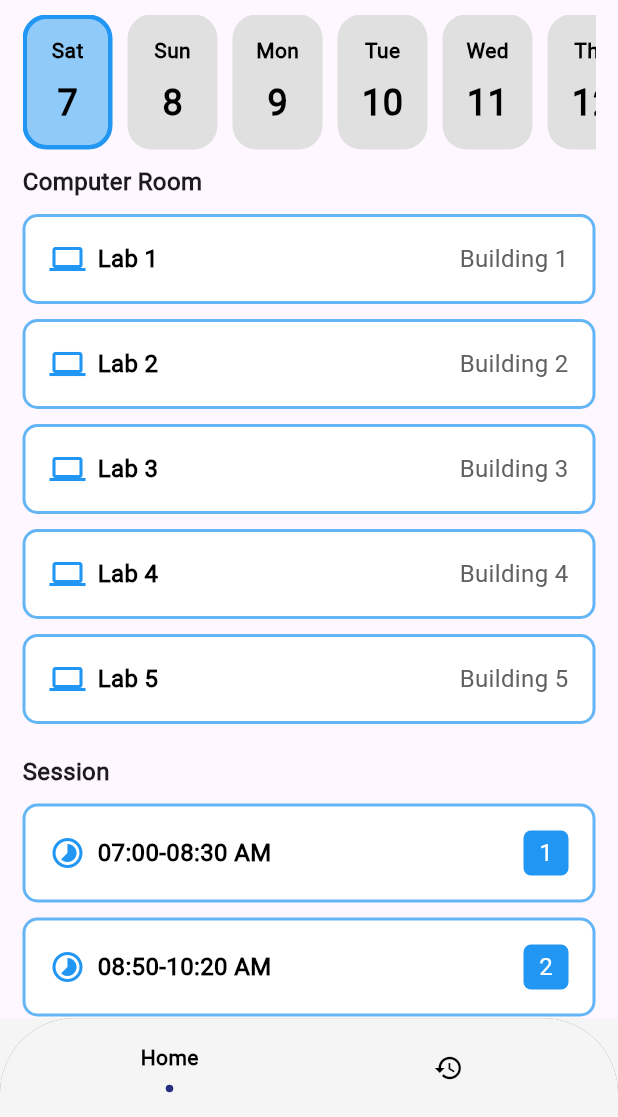
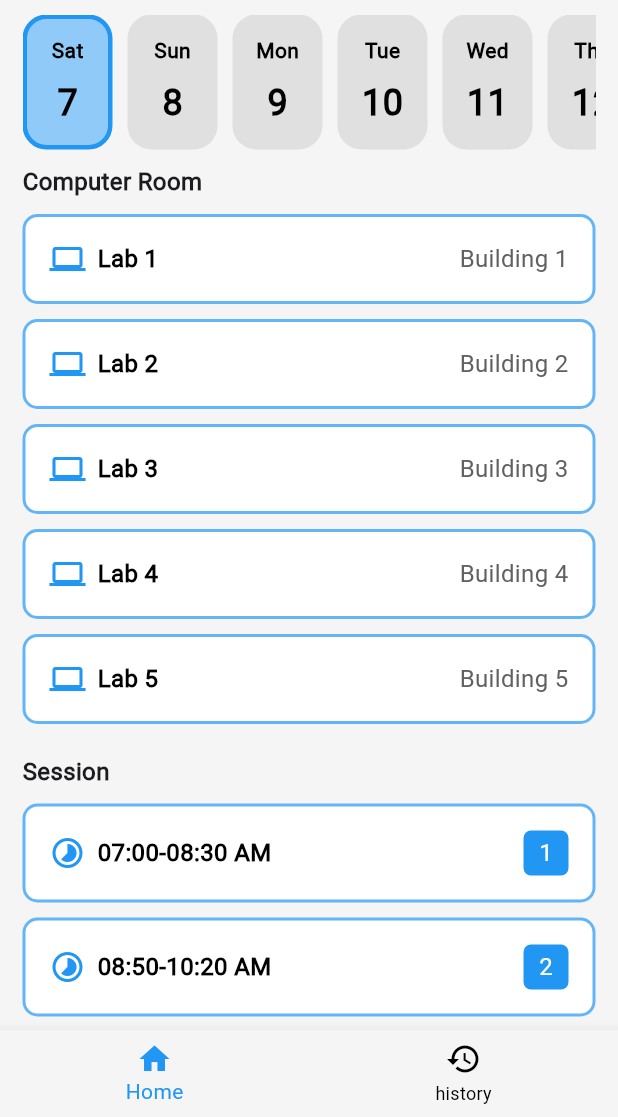
Before and after one commit to Vean-Vong/lab_request2, a Flutter app: the screen it shows after launch, on a phone screen of 412 x 824 dp, the part 119-1236 px from its top. Run offline on Flutter 3.47's test engine with Material 3 defaults, Android fonts, the phone set to English and light mode, and no system bars; drawn by our look-alikes of flashy_tab_bar2; our stand-ins replace get.

Commit message:
update the color & bottom nav

```diff
--- a/lib/views/components/navigattion.dart
+++ b/lib/views/components/navigattion.dart
@@ -1,5 +1,4 @@
 import 'package:flutter/material.dart';
-import 'package:flashy_tab_bar2/flashy_tab_bar2.dart';
 import 'package:get/get.dart';
 
 import '../screens/home_screen.dart';
@@ -22,11 +21,10 @@ class _NavigationState extends State<Navigation> {
 
   @override
   Widget build(BuildContext context) {
-    double screenHeight = MediaQuery.of(context).size.height;
-
     return Scaffold(
       backgroundColor: Colors.grey[100],
-      body: PageView(
+      body: SafeArea(
+        child: PageView(
           controller: _pageController,
           onPageChanged: (index) {
             setState(() {
@@ -38,40 +36,31 @@ class _NavigationState extends State<Navigation> {
             RequestHistory(),
           ],
         ),
-      bottomNavigationBar: ClipRRect(
-        borderRadius: BorderRadius.only(
-          topLeft: Radius.circular(50.0),
-          topRight: Radius.circular(50.0),
       ),
-        child: Container(
-          height: screenHeight * 0.08,
-          decoration: BoxDecoration(
-            color: Colors.black38,
-          ),
-          child: FlashyTabBar(
-            backgroundColor: Colors.grey[100],
-            selectedIndex: _selectedIndex,
-            showElevation: true,
-            onItemSelected: (index) {
+      bottomNavigationBar: BottomNavigationBar(
+        currentIndex: _selectedIndex,
+        onTap: (index) {
           setState(() {
             _selectedIndex = index;
             _pageController.jumpToPage(index);
           });
         },
         items: [
-              FlashyTabBarItem(
-                icon: Icon(Icons.home, color: Colors.black),
-                title:
-                    Text('home_page'.tr, style: TextStyle(color: Colors.black)),
+          BottomNavigationBarItem(
+            icon: Icon(Icons.home),
+            label: 'home_page'.tr,
           ),
-              FlashyTabBarItem(
-                icon: Icon(Icons.history, color: Colors.black),
-                title:
-                    Text('histroy'.tr, style: TextStyle(color: Colors.black)),
+          BottomNavigationBarItem(
+            icon: Icon(Icons.history),
+            label: 'history'.tr,
           ),
         ],
-          ),
-        ),
+        backgroundColor: Colors.grey[100],
+        selectedItemColor: Colors.blue,
+        unselectedItemColor: Colors.black,
+        showSelectedLabels: true,
+        showUnselectedLabels: true,
+        type: BottomNavigationBarType.fixed,
       ),
     );
   }
--- a/lib/views/screens/home_screen.dart
+++ b/lib/views/screens/home_screen.dart
@@ -30,6 +30,7 @@ class _HomeScreenState extends State<HomeScreen> {
             _scaffoldKey.currentState?.openDrawer();
           },
         ),
+        backgroundColor: Colors.grey[100],
         actions: [
           IconButton(
             onPressed: () {
@@ -41,6 +42,7 @@ class _HomeScreenState extends State<HomeScreen> {
       ),
       // Drawer
       drawer: const CustomDrawer(),
+      backgroundColor: Colors.grey[100],
       body: SingleChildScrollView(
         child: Padding(
           padding: const EdgeInsets.symmetric(horizontal: 15),
--- a/lib/views/screens/request_history.dart
+++ b/lib/views/screens/request_history.dart
@@ -30,6 +30,7 @@ class _RequestHistoryState extends State<RequestHistory> {
             _scaffoldKey.currentState?.openDrawer();
           },
         ),
+        backgroundColor: Colors.grey[100],
         actions: [
           IconButton(
             onPressed: () {
@@ -39,6 +40,8 @@ class _RequestHistoryState extends State<RequestHistory> {
           ),
         ],
       ),
+      backgroundColor: Colors.grey[100],
+
       // Drawer
       drawer: const CustomDrawer(),
       body: Padding(
```
Also changed, not shown: lib/main.dart (+9 -1 lines), lib/views/screens/request_detail.dart (+3 -8 lines), 1 other file. Lines whose indentation alone changed are shown as unchanged.
